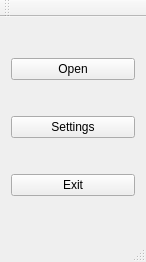
Before: the Qt Designer form mainwindow.ui in ivashchenko-leo/TextQuest, drawn with Qt 5.
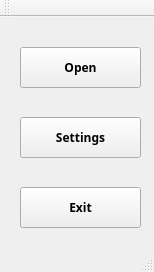
After: the same form once the commit is applied.

Commit message: added 3 buttons Open, Exit, Settings, 2 methods in MainWindow class

Patch:
```diff
--- a/mainwindow.ui
+++ b/mainwindow.ui
@@ -6,13 +6,13 @@
    <rect>
     <x>0</x>
     <y>0</y>
-    <width>146</width>
-    <height>262</height>
+    <width>154</width>
+    <height>263</height>
    </rect>
   </property>
   <property name="minimumSize">
    <size>
-    <width>146</width>
+    <width>154</width>
     <height>0</height>
    </size>
   </property>
@@ -20,39 +20,67 @@
    <string>MainWindow</string>
   </property>
   <widget class="QWidget" name="centralWidget">
-   <layout class="QVBoxLayout" name="verticalLayout">
-    <item>
+   <property name="minimumSize">
+    <size>
+     <width>154</width>
+     <height>233</height>
+    </size>
+   </property>
+   <property name="maximumSize">
+    <size>
+     <width>154</width>
+     <height>233</height>
+    </size>
+   </property>
+   <property name="font">
+    <font>
+     <family>Arial Black</family>
+     <weight>75</weight>
+     <bold>true</bold>
+    </font>
+   </property>
+   <property name="locale">
+    <locale language="English" country="UnitedStates"/>
+   </property>
      <widget class="QPushButton" name="pbOpen">
+    <property name="geometry">
+     <rect>
+      <x>20</x>
+      <y>30</y>
+      <width>121</width>
+      <height>41</height>
+     </rect>
+    </property>
       <property name="text">
        <string>Open</string>
       </property>
      </widget>
-    </item>
-    <item>
-     <widget class="QPushButton" name="pbSettings">
-      <property name="text">
-       <string>Settings</string>
-      </property>
-     </widget>
-    </item>
-    <item>
      <widget class="QPushButton" name="pbExit">
+    <property name="geometry">
+     <rect>
+      <x>20</x>
+      <y>170</y>
+      <width>121</width>
+      <height>41</height>
+     </rect>
+    </property>
       <property name="text">
        <string>Exit</string>
       </property>
      </widget>
-    </item>
-   </layout>
-  </widget>
-  <widget class="QMenuBar" name="menuBar">
+   <widget class="QPushButton" name="pbSettings">
    <property name="geometry">
     <rect>
-     <x>0</x>
-     <y>0</y>
-     <width>146</width>
-     <height>20</height>
-    </rect>
-   </property>
+      <x>20</x>
+      <y>100</y>
+      <width>121</width>
+      <height>41</height>
+     </rect>
+    </property>
+    <property name="text">
+     <string>Settings</string>
+    </property>
+   </widget>
   </widget>
   <widget class="QToolBar" name="mainToolBar">
    <attribute name="toolBarArea">
```
Lines whose indentation alone changed are shown as unchanged. The commit also changes 3 other files.
